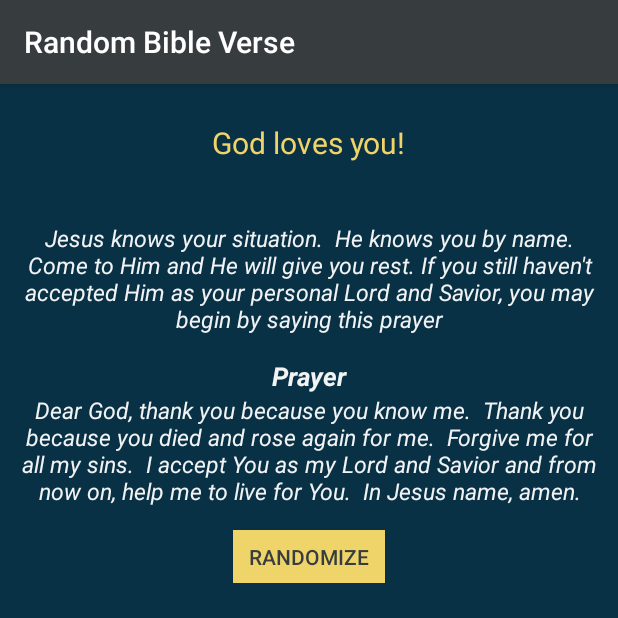
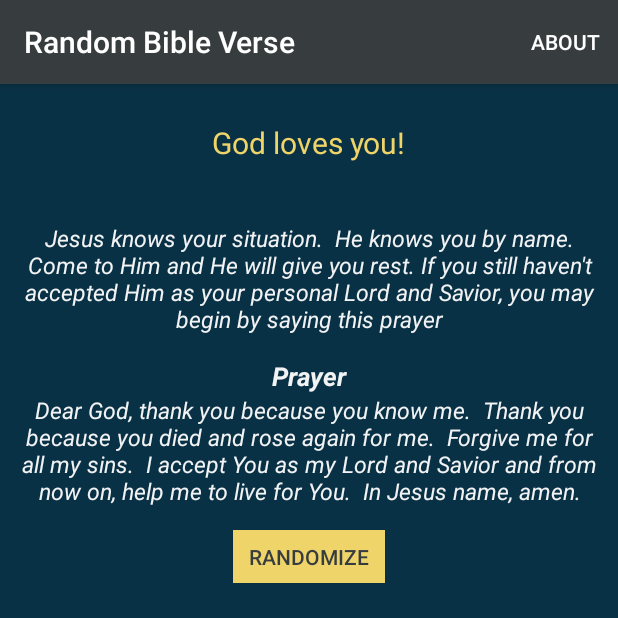
Before and after one commit to jhesed/Random-Bible-Verse-Generator, an Android app: the screen it shows after launch (MainActivity), on a phone screen of 412 x 824 dp, the top half of it. Run offline under Robolectric (Android 15) with nearby library versions, the phone set to English and light mode, and no system bars; our stand-ins replace AdMob.

```diff
--- a/app/build.gradle
+++ b/app/build.gradle
@@ -23,4 +23,7 @@ dependencies {
     compile fileTree(dir: 'libs', include: ['*.jar'])
     testCompile 'junit:junit:4.12'
     compile 'com.android.support:appcompat-v7:24.1.1'
+    compile 'com.google.firebase:firebase-ads:9.8.0'
+    compile 'com.google.android.gms:play-services:9.8.0'
 }
+apply plugin: 'com.google.gms.google-services'
--- a/app/src/main/java/jsos/randomverse/MainActivity.java
+++ b/app/src/main/java/jsos/randomverse/MainActivity.java
@@ -3,9 +3,14 @@ package jsos.randomverse;
 import android.database.Cursor;
 import android.database.DatabaseUtils;
 import android.database.sqlite.SQLiteDatabase;
+import android.support.v7.app.AlertDialog;
 import android.support.v7.app.AppCompatActivity;
 import android.os.Bundle;
 import android.util.Log;
+import android.view.LayoutInflater;
+import android.view.Menu;
+import android.view.MenuInflater;
+import android.view.MenuItem;
 import android.view.View;
 import android.widget.Button;
 import android.widget.TextView;
@@ -34,7 +39,11 @@ public class MainActivity extends AppCompatActivity {
     protected void onCreate(Bundle savedInstanceState) {
         super.onCreate(savedInstanceState);
         setContentView(R.layout.activity_main);
-
+//        MobileAds.initialize(getApplicationContext(), "ca-app-pub-3940256099942544~3347511713");
+//        AdView mAdView = (AdView) findViewById(R.id.adView);
+//        AdRequest adRequest = new AdRequest.Builder().build();
+//        mAdView.loadAd(adRequest);
+//    }
         BibleV1.generateQuery();
 
 //        dbHelper = new VerseDBHelper(this);
@@ -110,5 +119,50 @@ public class MainActivity extends AppCompatActivity {
         });
     }
 
+    @Override
+    public boolean onCreateOptionsMenu(Menu menu) {
+        // Inflate the menu; this adds items to the action bar if it is present.
+        MenuInflater inflater = getMenuInflater();
+        inflater.inflate(R.menu.menu_main, menu);
+        return true;
+    }
+
+    @Override
+    public boolean onOptionsItemSelected(MenuItem item) {
+        // Handle action bar item clicks here. The action bar will
+        // automatically handle clicks on the Home/Up button, so long
+        // as you specify a parent activity in AndroidManifest.xml.
+        int id = item.getItemId();
+
+        //noinspection SimplifiableIfStatement
+//        if (id == R.id.action_settings) {
+//            return true;
+//        }
+
+        return super.onOptionsItemSelected(item);
+    }
+
+
+    private void showAboutDialog() {
+        /*
+        * Shows dialog Box for adding note.
+        * TODO:
+        *   1. Update User interface
+        *   2. Add Icon
+        * */
+
+        AlertDialog.Builder builder = new AlertDialog.Builder(this);
+        // Get the layout inflater
+        LayoutInflater inflater = this.getLayoutInflater();
+
+        // Inflate and set the layout for the dialog
+        // Pass null as the parent view because its going in the dialog layout
+        builder.setView(inflater.inflate(R.layout.dialog_menu_about, null));
+
+        AlertDialog dialog = builder.create();
+        dialog.show();
+
+    }
+
 
 }
--- a/app/src/main/res/layout/activity_main.xml
+++ b/app/src/main/res/layout/activity_main.xml
@@ -1,12 +1,25 @@
 <?xml version="1.0" encoding="utf-8"?>
 <RelativeLayout xmlns:android="http://schemas.android.com/apk/res/android"
     xmlns:tools="http://schemas.android.com/tools"
+    xmlns:ads="http://schemas.android.com/apk/res-auto"
     android:layout_width="match_parent"
     android:layout_height="match_parent"
     android:background="#093145"
     tools:context="jsos.randomverse.MainActivity"
     android:padding="5dp">
 
+    <!-- ADMOBS -->
+    <!--
+    <com.google.android.gms.ads.AdView
+        android:id="@+id/adView"
+        android:layout_width="wrap_content"
+        android:layout_height="wrap_content"
+        android:layout_centerHorizontal="true"
+        android:layout_alignParentBottom="true"
+        ads:adSize="BANNER"
+        ads:adUnitId="@string/banner_ad_unit_id">
+    </com.google.android.gms.ads.AdView>
+    -->
 
     <LinearLayout android:orientation="vertical"
         android:layout_width="match_parent"
--- /dev/null
+++ b/app/src/main/res/menu/menu_main.xml
@@ -0,0 +1,12 @@
+<?xml version="1.0" encoding="utf-8"?>
+<menu xmlns:android="http://schemas.android.com/apk/res/android"
+xmlns:app="http://schemas.android.com/apk/res-auto">
+
+    <!--android:icon="@android:drawable/"-->
+
+    <item
+        android:id="@+id/menu_about"
+        android:title="@string/about"
+        app:showAsAction="always"/>
+
+</menu>
--- a/app/src/main/res/values/strings.xml
+++ b/app/src/main/res/values/strings.xml
@@ -1,3 +1,6 @@
 <resources>
     <string name="app_name">Random Bible Verse</string>
+    <string name="menu_option_about">About</string>
+    <string name="banner_ad_unit_id"></string>
+    <string name="about">About</string>
 </resources>
--- a/build.gradle
+++ b/build.gradle
@@ -3,10 +3,13 @@
 buildscript {
     repositories {
 //        jcenter()
+        jcenter({url "http://jcenter.bintray.com/"})
         mavenCentral()
     }
     dependencies {
         classpath 'com.android.tools.build:gradle:2.1.2'
+//        compile "com.google.android.gms:play-services"
+        classpath 'com.google.gms:google-services:1.3.0-beta1'
 
         // NOTE: Do not place your application dependencies here; they belong
         // in the individual module build.gradle files
@@ -16,6 +19,7 @@ buildscript {
 allprojects {
     repositories {
 //        jcenter()
+        jcenter({url "http://jcenter.bintray.com/"})
         mavenCentral()
     }
 }
```
Also changed, not shown: app/src/main/res/layout/dialog_menu_about.xml (added, +174 -0 lines).
